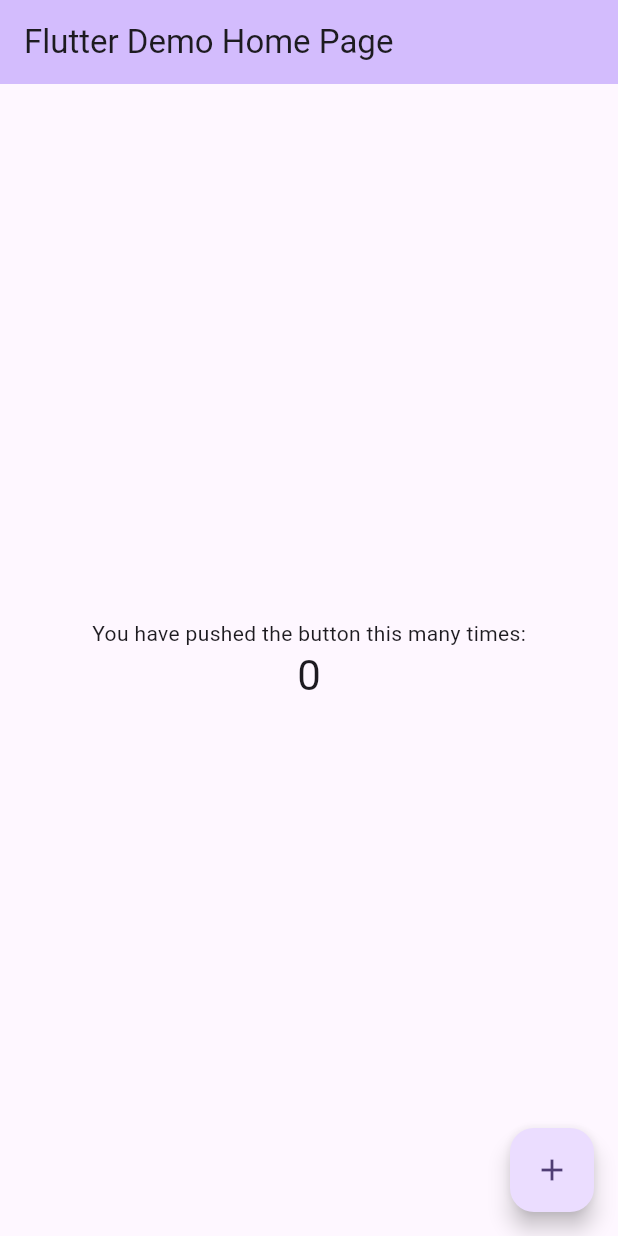
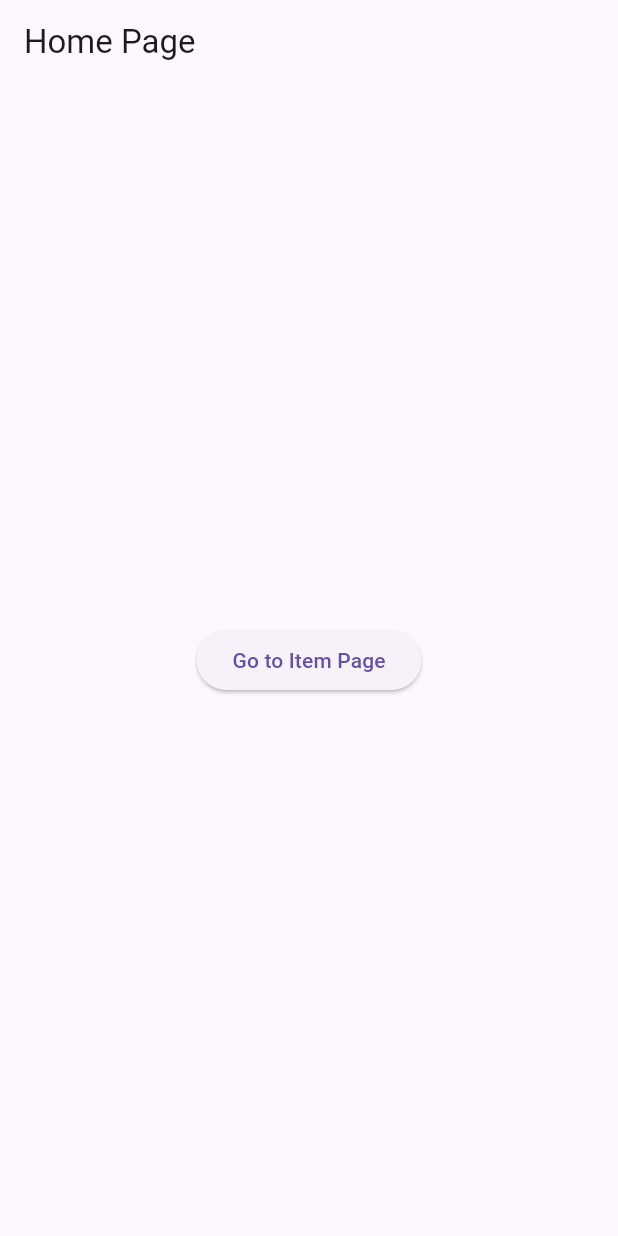
Before and after one commit to deanissa/belanja, a Flutter app: the screen it shows after launch, on a phone screen of 412 x 824 dp. Run offline on Flutter 3.47's test engine with Material 3 defaults, Android fonts, the phone set to English and light mode, and no system bars.

Commit message:
membuat halaman home page dan item page

```diff
--- a/lib/main.dart
+++ b/lib/main.dart
@@ -1,4 +1,6 @@
 import 'package:flutter/material.dart';
+import 'pages/home_page.dart';
+import 'pages/item_page.dart';
 
 void main() {
   runApp(const MyApp());
@@ -7,116 +9,16 @@ void main() {
 class MyApp extends StatelessWidget {
   const MyApp({super.key});
 
-  // This widget is the root of your application.
   @override
   Widget build(BuildContext context) {
     return MaterialApp(
-      title: 'Flutter Demo',
-      theme: ThemeData(
-        // This is the theme of your application.
-        //
-        // TRY THIS: Try running your application with "flutter run". You'll see
-        // the application has a purple toolbar. Then, without quitting the app,
-        // try changing the seedColor in the colorScheme below to Colors.green
-        // and then invoke "hot reload" (save your changes or press the "hot
-        // reload" button in a Flutter-supported IDE, or press "r" if you used
-        // the command line to start the app).
-        //
-        // Notice that the counter didn't reset back to zero; the application
-        // state is not lost during the reload. To reset the state, use hot
-        // restart instead.
-        //
-        // This works for code too, not just values: Most code changes can be
-        // tested with just a hot reload.
-        colorScheme: ColorScheme.fromSeed(seedColor: Colors.deepPurple),
-      ),
-      home: const MyHomePage(title: 'Flutter Demo Home Page'),
+      title: 'Flutter Routing Demo',
+      theme: ThemeData(primarySwatch: Colors.blue),
+      initialRoute: '/',
+      routes: {
+        '/': (context) => const HomePage(),
+        '/item': (context) => const ItemPage(),
+      },
     );
   }
 }
-
-class MyHomePage extends StatefulWidget {
-  const MyHomePage({super.key, required this.title});
-
-  // This widget is the home page of your application. It is stateful, meaning
-  // that it has a State object (defined below) that contains fields that affect
-  // how it looks.
-
-  // This class is the configuration for the state. It holds the values (in this
-  // case the title) provided by the parent (in this case the App widget) and
-  // used by the build method of the State. Fields in a Widget subclass are
-  // always marked "final".
-
-  final String title;
-
-  @override
-  State<MyHomePage> createState() => _MyHomePageState();
-}
-
-class _MyHomePageState extends State<MyHomePage> {
-  int _counter = 0;
-
-  void _incrementCounter() {
-    setState(() {
-      // This call to setState tells the Flutter framework that something has
-      // changed in this State, which causes it to rerun the build method below
-      // so that the display can reflect the updated values. If we changed
-      // _counter without calling setState(), then the build method would not be
-      // called again, and so nothing would appear to happen.
-      _counter++;
-    });
-  }
-
-  @override
-  Widget build(BuildContext context) {
-    // This method is rerun every time setState is called, for instance as done
-    // by the _incrementCounter method above.
-    //
-    // The Flutter framework has been optimized to make rerunning build methods
-    // fast, so that you can just rebuild anything that needs updating rather
-    // than having to individually change instances of widgets.
-    return Scaffold(
-      appBar: AppBar(
-        // TRY THIS: Try changing the color here to a specific color (to
-        // Colors.amber, perhaps?) and trigger a hot reload to see the AppBar
-        // change color while the other colors stay the same.
-        backgroundColor: Theme.of(context).colorScheme.inversePrimary,
-        // Here we take the value from the MyHomePage object that was created by
-        // the App.build method, and use it to set our appbar title.
-        title: Text(widget.title),
-      ),
-      body: Center(
-        // Center is a layout widget. It takes a single child and positions it
-        // in the middle of the parent.
-        child: Column(
-          // Column is also a layout widget. It takes a list of children and
-          // arranges them vertically. By default, it sizes itself to fit its
-          // children horizontally, and tries to be as tall as its parent.
-          //
-          // Column has various properties to control how it sizes itself and
-          // how it positions its children. Here we use mainAxisAlignment to
-          // center the children vertically; the main axis here is the vertical
-          // axis because Columns are vertical (the cross axis would be
-          // horizontal).
-          //
-          // TRY THIS: Invoke "debug painting" (choose the "Toggle Debug Paint"
-          // action in the IDE, or press "p" in the console), to see the
-          // wireframe for each widget.
-          mainAxisAlignment: MainAxisAlignment.center,
-          children: <Widget>[
-            const Text('You have pushed the button this many times:'),
-            Text(
-              '$_counter',
-              style: Theme.of(context).textTheme.headlineMedium,
-            ),
-          ],
-        ),
-      ),
-      floatingActionButton: FloatingActionButton(
-        onPressed: _incrementCounter,
-        tooltip: 'Increment',
-        child: const Icon(Icons.add),
-      ), // This trailing comma makes auto-formatting nicer for build methods.
-    );
-  }
-}
--- /dev/null
+++ b/lib/pages/home_page.dart
@@ -0,0 +1,21 @@
+import 'package:flutter/material.dart';
+
+class HomePage extends StatelessWidget {
+  const HomePage({super.key});
+
+  @override
+  Widget build(BuildContext context) {
+    return Scaffold(
+      appBar: AppBar(title: const Text("Home Page")),
+      body: Center(
+        child: ElevatedButton(
+          onPressed: () {
+            // Navigasi ke ItemPage
+            Navigator.pushNamed(context, '/item');
+          },
+          child: const Text("Go to Item Page"),
+        ),
+      ),
+    );
+  }
+}
--- /dev/null
+++ b/lib/pages/item_page.dart
@@ -0,0 +1,21 @@
+import 'package:flutter/material.dart';
+
+class ItemPage extends StatelessWidget {
+  const ItemPage({super.key});
+
+  @override
+  Widget build(BuildContext context) {
+    return Scaffold(
+      appBar: AppBar(title: const Text("Item Page")),
+      body: Center(
+        child: ElevatedButton(
+          onPressed: () {
+            // Kembali ke halaman sebelumnya
+            Navigator.pop(context);
+          },
+          child: const Text("Back to Home"),
+        ),
+      ),
+    );
+  }
+}
```
Also changed, not shown: images/01.png (added).
